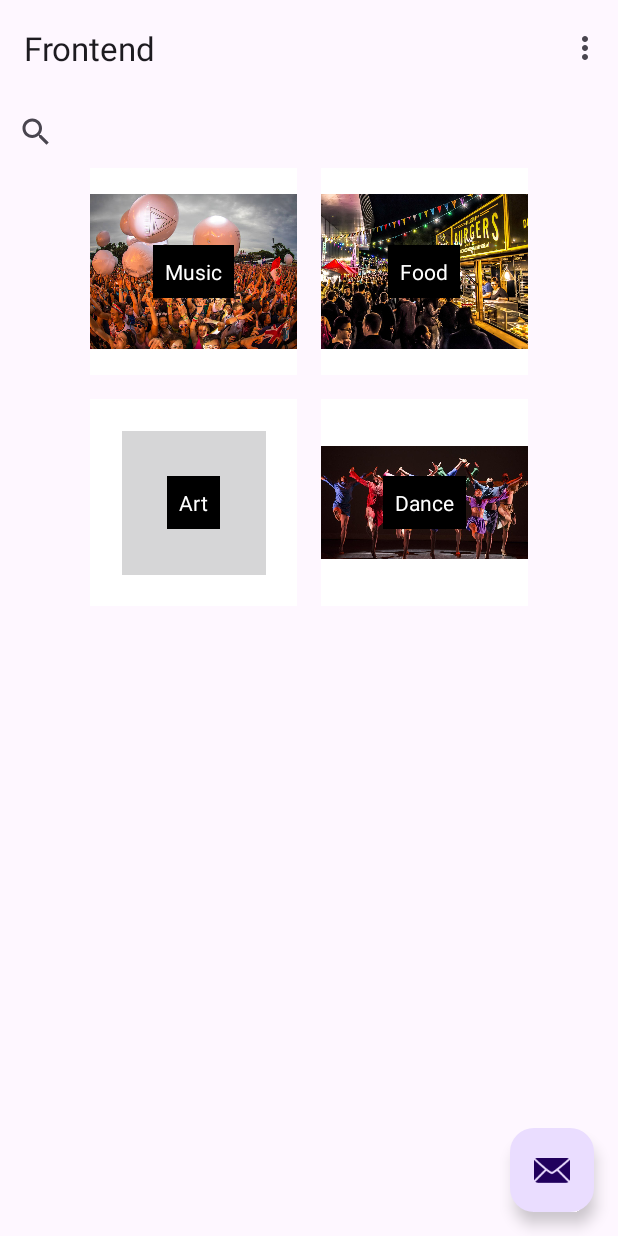
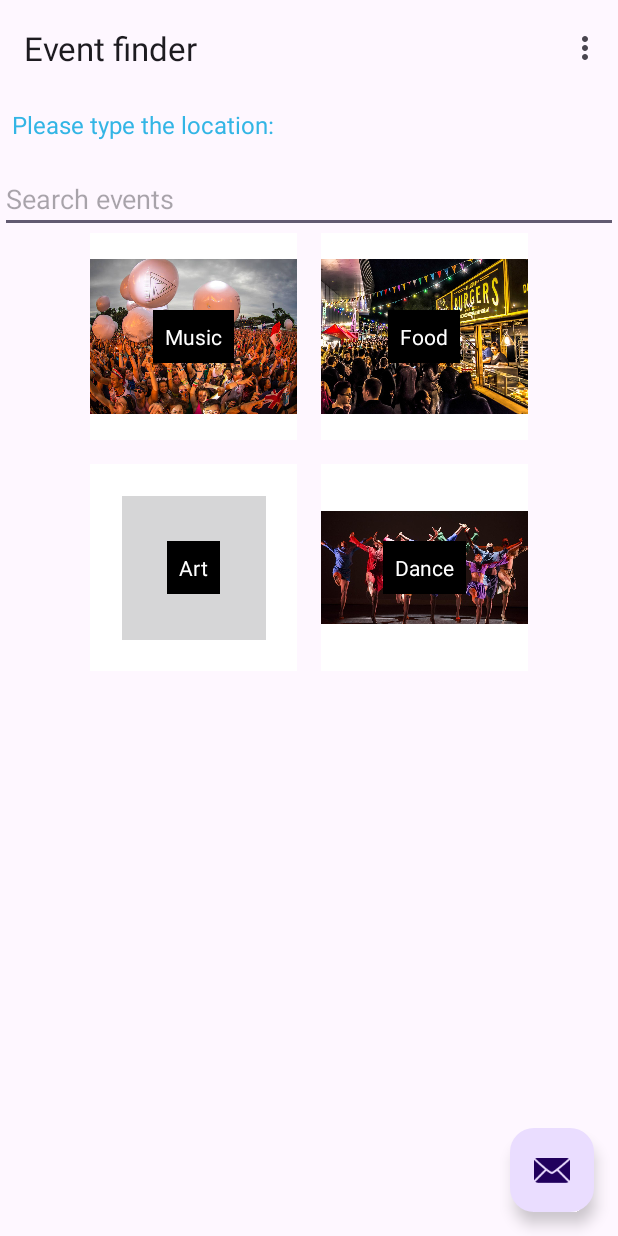
Before and after one commit to MelinaErm/Frontend, an Android app: the screen it shows after launch (MainActivity), on a phone screen of 412 x 824 dp. Run offline under Robolectric (Android 15) with nearby library versions, the phone set to English and light mode, and no system bars; our stand-ins replace navigation-ui.

Commit message:
commit 2

```diff
--- a/app/src/main/java/com/example/frontend/MainActivity.kt
+++ b/app/src/main/java/com/example/frontend/MainActivity.kt
@@ -10,6 +10,9 @@ import androidx.navigation.ui.setupActionBarWithNavController
 import android.view.Menu
 import android.view.MenuItem
 import com.example.frontend.databinding.ActivityMainBinding
+
+import android.widget.AutoCompleteTextView
+import android.widget.ArrayAdapter
 
 class MainActivity : AppCompatActivity() {
 
@@ -29,7 +32,36 @@ class MainActivity : AppCompatActivity() {
                 .setAction("Action", null)
                 .setAnchorView(R.id.fab).show()
         }
+
+        //!!! changes
+        //initialize AutoCompleteTextView
+        val autoCompleteTextView = findViewById<AutoCompleteTextView>(R.id.auto_complete_text_view)
+
+        // an example location suggestions with type of event and title
+        val locationsWithDetails = arrayOf(
+            "Athens - Music - 'Music Festival'",
+            "Athens - Food - 'Food Festival'",
+            "Thessaloniki - Art - 'Art Festival'"
+        )
+
+        //set up ArrayAdapter for AutoCompleteTextView
+        val adapter = ArrayAdapter(this, android.R.layout.simple_dropdown_item_1line, locationsWithDetails)
+        autoCompleteTextView.setAdapter(adapter)
+
+        //set up item click listener for AutoCompleteTextView
+        autoCompleteTextView.setOnItemClickListener { parent, view, position, id ->
+            val selectedItem = parent.getItemAtPosition(position) as String
+            //split the selected item to extract location, event type, and title
+            val details = selectedItem.split(" - ")
+            val location = details[0]
+            val eventType = details[1]
+            val eventTitle = details[2]
+            //perform any action here when a location is selected
+            Snackbar.make(view, "Location: $location\nType: $eventType\nTitle: $eventTitle", Snackbar.LENGTH_LONG).show()
+        }
+        //!!!! end
     }
+
 
     override fun onCreateOptionsMenu(menu: Menu): Boolean {
         // Inflate the menu; this adds items to the action bar if it is present.
--- a/app/src/main/res/layout/activity_main.xml
+++ b/app/src/main/res/layout/activity_main.xml
@@ -16,15 +16,32 @@
             android:id="@+id/toolbar"
             android:layout_width="match_parent"
             android:layout_height="?attr/actionBarSize" />
-        <!--this is the search view-->
-        <androidx.appcompat.widget.SearchView
-            android:id="@+id/search_view"
+
+        <!--changes-->
+
+        <TextView
+            android:id="@+id/location_hint_text"
+            android:layout_width="wrap_content"
+            android:layout_height="wrap_content"
+            android:text="Please type the location:"
+            android:layout_margin="8dp"
+            android:textColor="@android:color/holo_blue_light"
+            android:textSize="16sp"
+            app:layout_constraintTop_toBottomOf="@id/toolbar"
+            app:layout_constraintStart_toStartOf="parent" />
+
+        <!-- AutoCompleteTextView -->
+        <AutoCompleteTextView
+            android:id="@+id/auto_complete_text_view"
             android:layout_width="match_parent"
             android:layout_height="wrap_content"
-            android:iconifiedByDefault="false"
-            android:queryHint="Search events"
+            android:layout_marginTop="8dp"
+            android:hint="Search events"
+            android:completionThreshold="1"
             app:layout_scrollFlags="scroll|enterAlways" />
-        <!--the changes end here-->
+
+        <!-- End of changes -->
+
     </com.google.android.material.appbar.AppBarLayout>
 
     <include layout="@layout/content_main" />
--- a/app/src/main/res/values/strings.xml
+++ b/app/src/main/res/values/strings.xml
@@ -1,5 +1,5 @@
 <resources>
-    <string name="app_name">Frontend</string>
+    <string name="app_name">Event finder</string>
     <string name="action_settings">Settings</string>
     <!-- Strings used for fragments for navigation -->
     <string name="first_fragment_label">First Fragment</string>
```
